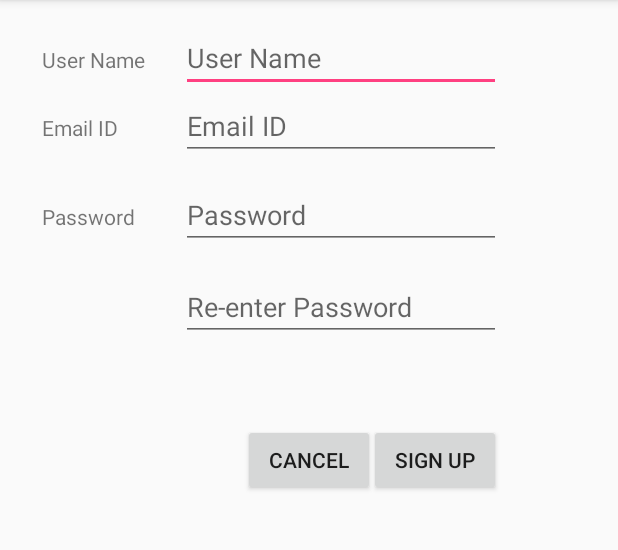
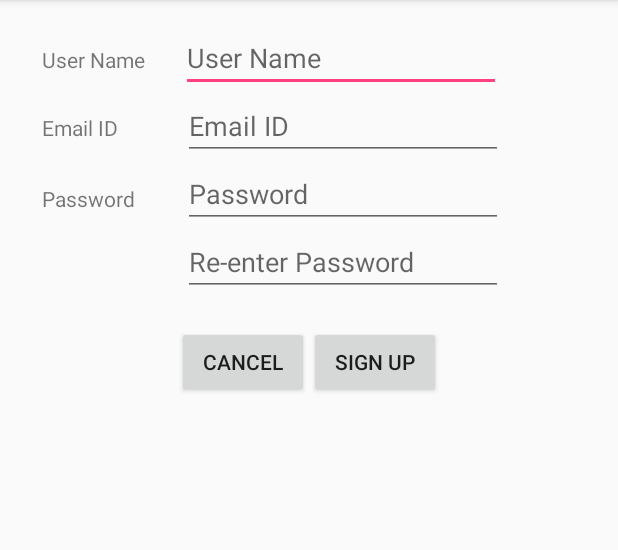
Before and after one commit to kschmitt1994/AssassinGame, an Android app: the screen it shows after launch (SignUpPageActivity), after a tap on "SIGN UP", on a phone screen of 412 x 824 dp, the part 84-634 px from its top. Run offline under Robolectric (Android 15) with nearby library versions, the phone set to English and light mode, and no system bars.

Commit message:
Added logic to get EditText values in login/signup activities

```diff
--- a/app/src/main/java/mobileappdev/assassingame/LogInActivity.java
+++ b/app/src/main/java/mobileappdev/assassingame/LogInActivity.java
@@ -6,6 +6,7 @@ import android.os.Bundle;
 import android.util.Log;
 import android.view.View;
 import android.widget.Button;
+import android.widget.EditText;
 
 public class LogInActivity extends AppCompatActivity {
 
@@ -18,7 +19,7 @@ public class LogInActivity extends AppCompatActivity {
 
         Log.i(TAG, "OnCreate method is invoked.");
 
-        Button signUpButton = (Button) findViewById(R.id.signUpButton);
+        Button signUpButton = (Button) findViewById(R.id.login_signUpButton);
         signUpButton.setOnClickListener(new View.OnClickListener() {
             @Override
             public void onClick(View v) {
@@ -26,10 +27,17 @@ public class LogInActivity extends AppCompatActivity {
             }
         });
 
-        Button signInButton = (Button) findViewById(R.id.loginButton);
+        Button signInButton = (Button) findViewById(R.id.login_loginButton);
         signInButton.setOnClickListener(new View.OnClickListener() {
             @Override
             public void onClick(View v) {
+
+                EditText emailValue = (EditText) findViewById(R.id.login_emailEditText);
+                String email = emailValue.getText().toString();
+
+                EditText passwordValue = (EditText) findViewById(R.id.login_passwordEditText);
+                String password = passwordValue.getText().toString();
+
                 startActivity(new Intent(LogInActivity.this, MainActivity.class));
             }
         });
--- a/app/src/main/java/mobileappdev/assassingame/SignUpPageActivity.java
+++ b/app/src/main/java/mobileappdev/assassingame/SignUpPageActivity.java
@@ -1,7 +1,11 @@
 package mobileappdev.assassingame;
 
+import android.content.Intent;
 import android.support.v7.app.AppCompatActivity;
 import android.os.Bundle;
+import android.view.View;
+import android.widget.Button;
+import android.widget.EditText;
 
 public class SignUpPageActivity extends AppCompatActivity {
 
@@ -9,5 +13,36 @@ public class SignUpPageActivity extends AppCompatActivity {
     protected void onCreate(Bundle savedInstanceState) {
         super.onCreate(savedInstanceState);
         setContentView(R.layout.activity_sign_up_page);
+
+
+        Button signUpButton = (Button) findViewById(R.id.signup_signUpButton);
+        signUpButton.setOnClickListener(new View.OnClickListener() {
+            @Override
+            public void onClick(View v) {
+
+                EditText usernameValue = (EditText) findViewById(R.id.signup_userNameEditText);
+                String username = usernameValue.getText().toString();
+
+                EditText emailValue = (EditText) findViewById(R.id.signup_emailEditText);
+                String email = emailValue.getText().toString();
+
+                EditText password1Value = (EditText) findViewById(R.id.signup_passwordEditText);
+                String password1 = password1Value.getText().toString();
+
+                EditText password2Value = (EditText) findViewById(R.id.signup_password2EditText);
+                String password2 = password2Value.getText().toString();
+
+                startActivity(new Intent(SignUpPageActivity.this, MainActivity.class));
+            }
+        });
+
+        Button cancelButton = (Button) findViewById(R.id.signup_cancelButton);
+        cancelButton.setOnClickListener(new View.OnClickListener() {
+            @Override
+            public void onClick(View v) {
+
+                startActivity(new Intent(SignUpPageActivity.this, LogInActivity.class));
+            }
+        });
     }
 }
--- a/app/src/main/res/layout/activity_sign_up_page.xml
+++ b/app/src/main/res/layout/activity_sign_up_page.xml
@@ -1,5 +1,5 @@
 <?xml version="1.0" encoding="utf-8"?>
-<RelativeLayout
+<LinearLayout
     xmlns:android="http://schemas.android.com/apk/res/android"
     xmlns:tools="http://schemas.android.com/tools"
     android:id="@+id/activity_sign_up_page"
@@ -9,104 +9,121 @@
     android:paddingLeft="@dimen/activity_horizontal_margin"
     android:paddingRight="@dimen/activity_horizontal_margin"
     android:paddingTop="@dimen/activity_vertical_margin"
+    android:orientation="vertical"
     tools:context="mobileappdev.assassingame.SignUpPageActivity">
 
+    <LinearLayout
+        android:layout_width="match_parent"
+        android:layout_height="wrap_content"
+        android:orientation="horizontal">
+
         <TextView
-        android:id="@+id/textView"
+            android:id="@+id/signup_userNameText"
             android:layout_width="wrap_content"
             android:layout_height="wrap_content"
-        android:layout_alignParentStart="true"
-        android:layout_alignParentTop="true"
             android:layout_marginStart="12dp"
-        android:layout_marginTop="14dp"
             android:text="@string/user_name"
-        android:layout_alignParentLeft="true"
             android:layout_marginLeft="12dp"/>
 
         <EditText
-        android:id="@+id/userNameEditText"
+            android:id="@+id/signup_userNameEditText"
             android:layout_width="wrap_content"
             android:layout_height="wrap_content"
-        android:layout_alignParentTop="true"
             android:layout_marginStart="24dp"
-        android:layout_toEndOf="@+id/textView"
             android:ems="10"
             android:hint="@string/user_name"
             android:inputType="textPersonName"
-        android:singleLine="true"
-        android:layout_marginLeft="24dp"
-        android:layout_toRightOf="@+id/textView"/>
+            android:maxLines="1"
+            android:layout_marginLeft="24dp"/>
+
+    </LinearLayout>
+
+    <LinearLayout
+        android:layout_width="match_parent"
+        android:layout_height="wrap_content"
+        android:orientation="horizontal">
 
         <TextView
-        android:id="@+id/textView2"
+            android:id="@+id/signup_emailText"
             android:layout_width="wrap_content"
             android:layout_height="wrap_content"
-        android:layout_alignBaseline="@+id/editText2"
-        android:layout_alignBottom="@+id/editText2"
-        android:layout_alignStart="@+id/textView"
             android:text="@string/email_id"
-        android:layout_alignLeft="@+id/textView"/>
+            android:layout_marginStart="12dp"
+            android:layout_marginLeft="12dp"/>
+
 
         <EditText
-        android:id="@+id/editText3"
-        android:layout_width="wrap_content"
-        android:layout_height="wrap_content"
-        android:layout_alignStart="@+id/editText2"
-        android:layout_below="@+id/editText2"
-        android:layout_marginTop="14dp"
-        android:ems="10"
-        android:hint="@string/password"
-        android:inputType="textPassword"
-        android:layout_alignLeft="@+id/editText2"/>
-
-    <EditText
-        android:id="@+id/editText4"
-        android:layout_width="wrap_content"
-        android:layout_height="wrap_content"
-        android:layout_alignStart="@+id/editText3"
-        android:layout_below="@+id/editText3"
-        android:layout_marginTop="16dp"
-        android:ems="10"
-        android:hint="@string/reenter_password"
-        android:inputType="textPassword"
-        android:layout_alignLeft="@+id/editText3"/>
-
-    <Button
-        android:id="@+id/singUpButton"
-        android:layout_width="wrap_content"
-        android:layout_height="wrap_content"
-        android:layout_alignEnd="@+id/editText4"
-        android:layout_below="@+id/editText4"
-        android:layout_marginTop="55dp"
-        android:text="@string/sign_up"
-        android:layout_alignRight="@+id/editText4"/>
-
-    <Button
-        android:id="@+id/cancelButton"
-        android:layout_width="wrap_content"
-        android:layout_height="wrap_content"
-        android:layout_alignTop="@+id/singUpButton"
-        android:layout_centerHorizontal="true"
-        android:text="@string/cancel"/>
-
-    <TextView
-        android:id="@+id/textView3"
-        android:layout_width="wrap_content"
-        android:layout_height="wrap_content"
-        android:layout_alignBaseline="@+id/editText3"
-        android:layout_alignBottom="@+id/editText3"
-        android:layout_alignStart="@+id/textView2"
-        android:text="@string/password"
-        android:layout_alignLeft="@+id/textView2"/>
-
-    <EditText
-        android:id="@+id/editText2"
+            android:id="@+id/signup_emailEditText"
             android:layout_width="wrap_content"
             android:layout_height="wrap_content"
             android:ems="10"
             android:inputType="textEmailAddress"
-        android:layout_below="@+id/userNameEditText"
-        android:layout_alignLeft="@+id/userNameEditText"
-        android:layout_alignStart="@+id/userNameEditText"
-        android:hint="@string/email_id"/>
-</RelativeLayout>
+            android:hint="@string/email_id"
+            android:layout_marginStart="43dp"
+            android:layout_marginLeft="43dp"/>
+
+    </LinearLayout>
+
+    <LinearLayout
+        android:layout_width="match_parent"
+        android:layout_height="wrap_content"
+        android:orientation="horizontal">
+
+        <TextView
+            android:id="@+id/signup_passwordText"
+            android:layout_width="wrap_content"
+            android:layout_height="wrap_content"
+            android:text="@string/password"
+            android:paddingTop="16dp"
+            android:layout_marginStart="12dp"
+            android:layout_marginLeft="12dp"/>
+
+        <LinearLayout
+            android:layout_width="wrap_content"
+            android:layout_height="wrap_content"
+            android:orientation="vertical"
+            android:paddingStart="32dp"
+            android:paddingLeft="32dp">
+
+            <EditText
+                android:id="@+id/signup_passwordEditText"
+                android:layout_width="wrap_content"
+                android:layout_height="wrap_content"
+                android:ems="10"
+                android:hint="@string/password"
+                android:inputType="textPassword"/>
+
+            <EditText
+                android:id="@+id/signup_password2EditText"
+                android:layout_width="wrap_content"
+                android:layout_height="wrap_content"
+                android:ems="10"
+                android:hint="@string/reenter_password"
+                android:inputType="textPassword"/>
+
+        </LinearLayout>
+
+    </LinearLayout>
+
+
+    <LinearLayout
+        android:layout_width="match_parent"
+        android:layout_height="wrap_content"
+        android:orientation="horizontal"
+        android:gravity="center"
+        android:paddingTop="20dp">
+        <Button
+            android:id="@+id/signup_cancelButton"
+            android:layout_width="wrap_content"
+            android:layout_height="wrap_content"
+            android:text="@string/cancel"/>
+
+        <Button
+            android:id="@+id/signup_signUpButton"
+            android:layout_width="wrap_content"
+            android:layout_height="wrap_content"
+            android:text="@string/sign_up"/>
+
+    </LinearLayout>
+
+</LinearLayout>
```
Also changed, not shown: app/src/main/res/layout/activity_log_in.xml (+22 -22 lines). Lines whose indentation alone changed are shown as unchanged.
